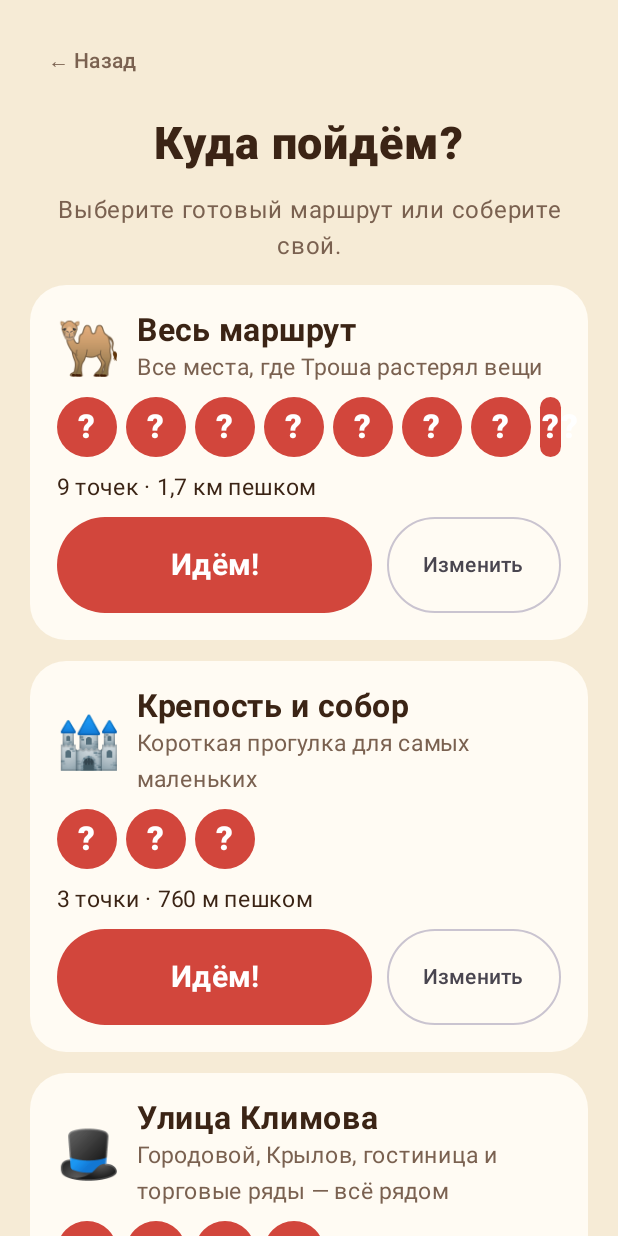
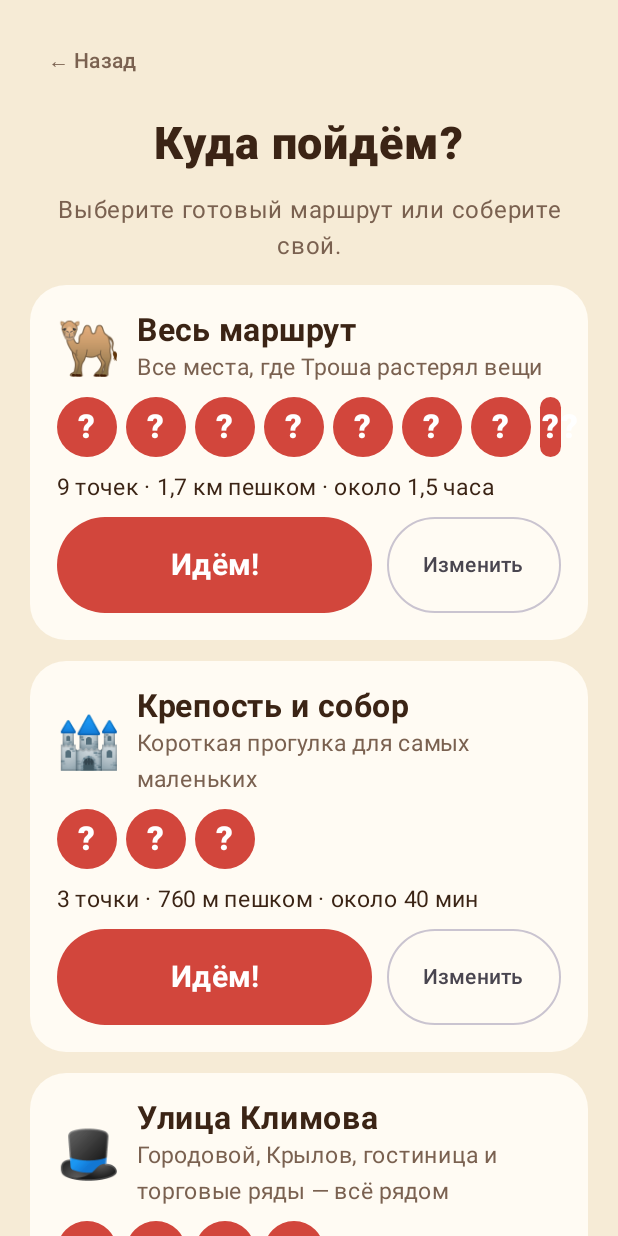
Before and after one commit to qwest65/malenkiy-karavan, an Android app built with Jetpack Compose: the screen it shows after launch (KaravanActivity), after a tap on "Начать прогулку", on a phone screen of 412 x 824 dp. Run offline under Robolectric (Android 15) with nearby library versions, the phone set to English and light mode, and no system bars; libraries missing offline, so code that uses them is left out: org.maplibre.android, org.maplibre.geojson; pictures from the network do not load; 5 statements that could not run were skipped.

Commit message:
Real route length and time on the home screen and the site
The home screen summed the legs in catalogue order (stone, cathedral,
square, rows, passage, camel…), walking back and forth: 3.3 km instead of
1.7 km. It now uses the full-route order. The fixed «от 15 минут до
1,5 часа» is replaced by an estimate from the walking lines: 50 m/min
with a child plus 7 min per stop — about 1.5 hours for the whole route,
shown for presets and the route builder too. Site numbers updated.
Version 0.6.2.

Co-Authored-By: Claude Opus 5.5 <noreply@anthropic.com>
Claude-Session: https://claude.ai/code/session_01TY4vjZ3THo2QPGAsdhdpY8

```diff
--- a/app/build.gradle.kts
+++ b/app/build.gradle.kts
@@ -12,8 +12,8 @@ android {
         applicationId = "ru.malenkiykaravan"
         minSdk = 26
         targetSdk = 35
-        versionCode = 12
-        versionName = "0.6.1"
+        versionCode = 13
+        versionName = "0.6.2"
     }
     signingConfigs {
         // Постоянный debug-ключ из репозитория: каждая сборка CI ставится поверх предыдущей без удаления
--- a/app/src/main/assets/kids/route.json
+++ b/app/src/main/assets/kids/route.json
@@ -3,7 +3,6 @@
   "title": "Троша потерялся",
   "subtitle": "Помоги верблюжонку собрать потерянные вещи",
   "city_id": 1,
-  "duration": "от 15 минут до 1,5 часа",
   "badge": "badge",
   "intro": {
     "trosha": "Привет! Я верблюжонок Троша. Я шёл с большим караваном, засмотрелся на голубей… и отстал! А пока бежал, растерял по всему городу свои вещи. Поможешь мне их найти? Тогда держи взрослого за руку — и пошли!"
--- a/app/src/main/java/ru/cultureguide/kids/KaravanController.kt
+++ b/app/src/main/java/ru/cultureguide/kids/KaravanController.kt
@@ -20,6 +20,10 @@ import ru.cultureguide.kids.content.RoutePaths
 import ru.cultureguide.kids.content.StreetGraph
 import ru.cultureguide.kids.content.WalkPath
 import ru.cultureguide.kids.content.angleDelta
+import ru.cultureguide.kids.content.formatEstimate
+import ru.cultureguide.kids.content.walkEstimateMinutes
+import ru.cultureguide.kids.ui.pointsWord
+import ru.cultureguide.navigation.formatDistance
 import ru.cultureguide.kids.content.instruction as nextInstruction
 import ru.cultureguide.kids.map.ApproachRouter
 import ru.cultureguide.kids.photo.Collage
@@ -143,6 +147,16 @@ class KaravanController(
 
     /** Длина прогулки по выбранным точкам вдоль пешеходных линий; null — линий нет. */
     fun planMeters(plan: List<Int>): Double? = paths.planMeters(plan)
+
+    /** «9 точек · 1,7 км пешком · около 1,5 часа» — точки в порядке прогулки. */
+    fun planSummary(plan: List<Int>): String {
+        val meters = planMeters(plan)?.takeIf { plan.size > 1 }
+        return listOfNotNull(
+            "${plan.size} ${pointsWord(plan.size)}",
+            meters?.let { "${formatDistance(it)} пешком" },
+            formatEstimate(walkEstimateMinutes(meters ?: 0.0, plan.size))
+        ).joinToString(" · ")
+    }
 
     fun openChooser() {
         stopAudio()
--- a/app/src/main/java/ru/cultureguide/kids/content/KidsRoute.kt
+++ b/app/src/main/java/ru/cultureguide/kids/content/KidsRoute.kt
@@ -34,7 +34,6 @@ data class KidsRoute(
     val title: String,
     val subtitle: String,
     val cityId: Long,
-    val duration: String,
     val badge: String,
     val intro: String,
     /** Троша прощается после прогулки, пройденной до конца. */
@@ -103,7 +102,6 @@ object KidsRouteLoader {
             title = json.getString("title"),
             subtitle = json.optString("subtitle"),
             cityId = json.getLong("city_id"),
-            duration = json.optString("duration"),
             badge = json.getString("badge"),
             intro = json.getJSONObject("intro").getString("trosha"),
             finale = json.optJSONObject("finale")?.optString("trosha").orEmpty(),
--- /dev/null
+++ b/app/src/main/java/ru/cultureguide/kids/content/WalkTime.kt
@@ -0,0 +1,22 @@
+package ru.cultureguide.kids.content
+
+import kotlin.math.roundToInt
+
+/** Шаг взрослого с ребёнком 4–7 лет, м/мин (≈3 км/ч). */
+const val KID_WALK_M_PER_MIN = 50.0
+
+/** Сколько минут занимает одна точка: колокольчик, рассказ, вопрос, игра и фото. */
+const val MINUTES_PER_STOP = 7
+
+/** Сколько займёт прогулка: [meters] пешком с ребёнком и [stops] точек, в минутах. */
+fun walkEstimateMinutes(meters: Double, stops: Int): Int =
+    (meters / KID_WALK_M_PER_MIN).roundToInt() + stops * MINUTES_PER_STOP
+
+/** «около 35 мин», «около часа», «около 1,5 часа», «около 2 часов». */
+fun formatEstimate(minutes: Int): String = when {
+    minutes < 55 -> "около ${((minutes + 4) / 5 * 5).coerceAtLeast(5)} мин"
+    minutes < 75 -> "около часа"
+    minutes < 105 -> "около 1,5 часа"
+    minutes < 135 -> "около 2 часов"
+    else -> "около ${(minutes + 15) / 30 / 2.0}".replace(".0", "").replace('.', ',') + " часа"
+}
--- a/app/src/main/java/ru/cultureguide/kids/ui/Screens.kt
+++ b/app/src/main/java/ru/cultureguide/kids/ui/Screens.kt
@@ -154,11 +154,8 @@ private fun HomeScreen(c: KaravanController, ensureLocation: () -> Unit) {
             Text(c.route.title, fontSize = 24.sp, fontWeight = FontWeight.Bold, color = Karavan.Ink)
             Text(c.route.subtitle, fontSize = 17.sp, color = Karavan.Ink)
             Text(
-                listOfNotNull(
-                    "${c.route.stops.size} ${pointsWord(c.route.stops.size)}",
-                    c.planMeters(c.route.stops.indices.toList())?.let { "${formatDistance(it)} пешком" },
-                    c.route.duration
-                ).joinToString(" · "),
+                // Длина и время — по порядку «Весь маршрут», а не по номерам точек.
+                c.planSummary(c.route.defaultOrder),
                 fontSize = 15.sp,
                 color = Karavan.Muted
             )
@@ -238,10 +235,7 @@ private fun ChooseScreen(c: KaravanController, ensureLocation: () -> Unit) {
                 }
                 StickerRow(c, preset.stops)
                 Text(
-                    listOfNotNull(
-                        "${preset.stops.size} ${pointsWord(preset.stops.size)}",
-                        c.planMeters(preset.stops)?.takeIf { preset.stops.size > 1 }?.let { "${formatDistance(it)} пешком" }
-                    ).joinToString(" · "),
+                    c.planSummary(preset.stops),
                     fontSize = 15.sp,
                     color = Karavan.Ink
                 )
@@ -314,10 +308,7 @@ private fun RouteBuilder(c: KaravanController, initial: List<Int>, onBack: () ->
             if (plan.isEmpty()) {
                 "Выберите хотя бы одну точку"
             } else {
-                listOfNotNull(
-                    "${plan.size} ${pointsWord(plan.size)}",
-                    c.planMeters(plan.toList())?.takeIf { plan.size > 1 }?.let { "${formatDistance(it)} пешком" }
-                ).joinToString(" · ")
+                c.planSummary(plan.toList())
             },
             fontSize = 17.sp,
             fontWeight = FontWeight.Bold,
@@ -1022,7 +1013,7 @@ private fun RoundButton(label: String, onClick: () -> Unit) {
 /** «к 1 находке», «к 3 находкам». */
 private fun findsWord(n: Int): String = if (n % 10 == 1 && n % 100 != 11) "находке" else "находкам"
 
-private fun pointsWord(n: Int): String {
+internal fun pointsWord(n: Int): String {
     val mod100 = n % 100
     val mod10 = n % 10
     return when {
```
Also changed, not shown: 3 other files.
